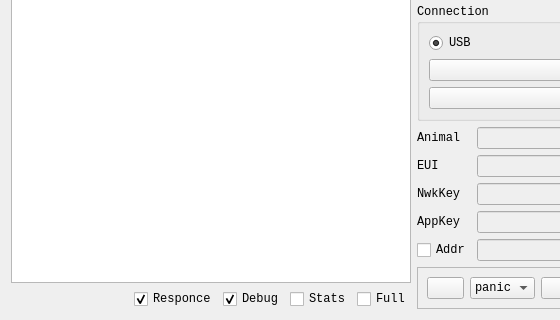
Old version of the form hardware/dialogcollarsim.ui in the repository IvanTsantsarov/herdmind-simulator; both pictures show x 0 to 560 and y 278 to 598 of the 836 by 598 pixel window.
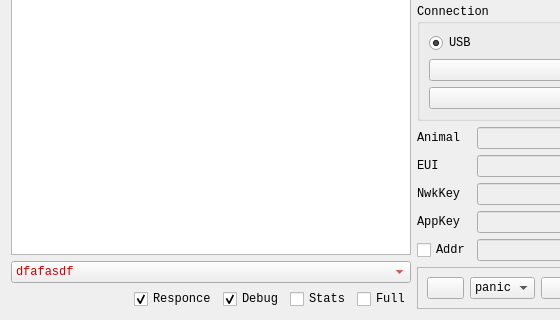
New version of the form. Icons and pictures are not drawn. Custom widgets are drawn as their Qt base class.

```diff
--- a/hardware/dialogcollarsim.ui
+++ b/hardware/dialogcollarsim.ui
@@ -100,6 +100,78 @@
        </property>
       </widget>
      </item>
+     <item>
+      <widget class="QComboBox" name="comboErrors">
+       <property name="palette">
+        <palette>
+         <active>
+          <colorrole role="WindowText">
+           <brush brushstyle="SolidPattern">
+            <color alpha="255">
+             <red>199</red>
+             <green>0</green>
+             <blue>0</blue>
+            </color>
+           </brush>
+          </colorrole>
+          <colorrole role="Text">
+           <brush brushstyle="SolidPattern">
+            <color alpha="255">
+             <red>212</red>
+             <green>0</green>
+             <blue>4</blue>
+            </color>
+           </brush>
+          </colorrole>
+          <colorrole role="ButtonText">
+           <brush brushstyle="SolidPattern">
+            <color alpha="255">
+             <red>204</red>
+             <green>0</green>
+             <blue>0</blue>
+            </color>
+           </brush>
+          </colorrole>
+         </active>
+         <inactive>
+          <colorrole role="WindowText">
+           <brush brushstyle="SolidPattern">
+            <color alpha="255">
+             <red>199</red>
+             <green>0</green>
+             <blue>0</blue>
+            </color>
+           </brush>
+          </colorrole>
+          <colorrole role="Text">
+           <brush brushstyle="SolidPattern">
+            <color alpha="255">
+             <red>212</red>
+             <green>0</green>
+             <blue>4</blue>
+            </color>
+           </brush>
+          </colorrole>
+          <colorrole role="ButtonText">
+           <brush brushstyle="SolidPattern">
+            <color alpha="255">
+             <red>204</red>
+             <green>0</green>
+             <blue>0</blue>
+            </color>
+           </brush>
+          </colorrole>
+         </inactive>
+         <disabled/>
+        </palette>
+       </property>
+       <item>
+        <property name="text">
+         <string>dfafasdf</string>
+        </property>
+       </item>
+      </widget>
+     </item>
      <item>
       <layout class="QHBoxLayout" name="horizontalLayout_9">
        <property name="topMargin">
```
